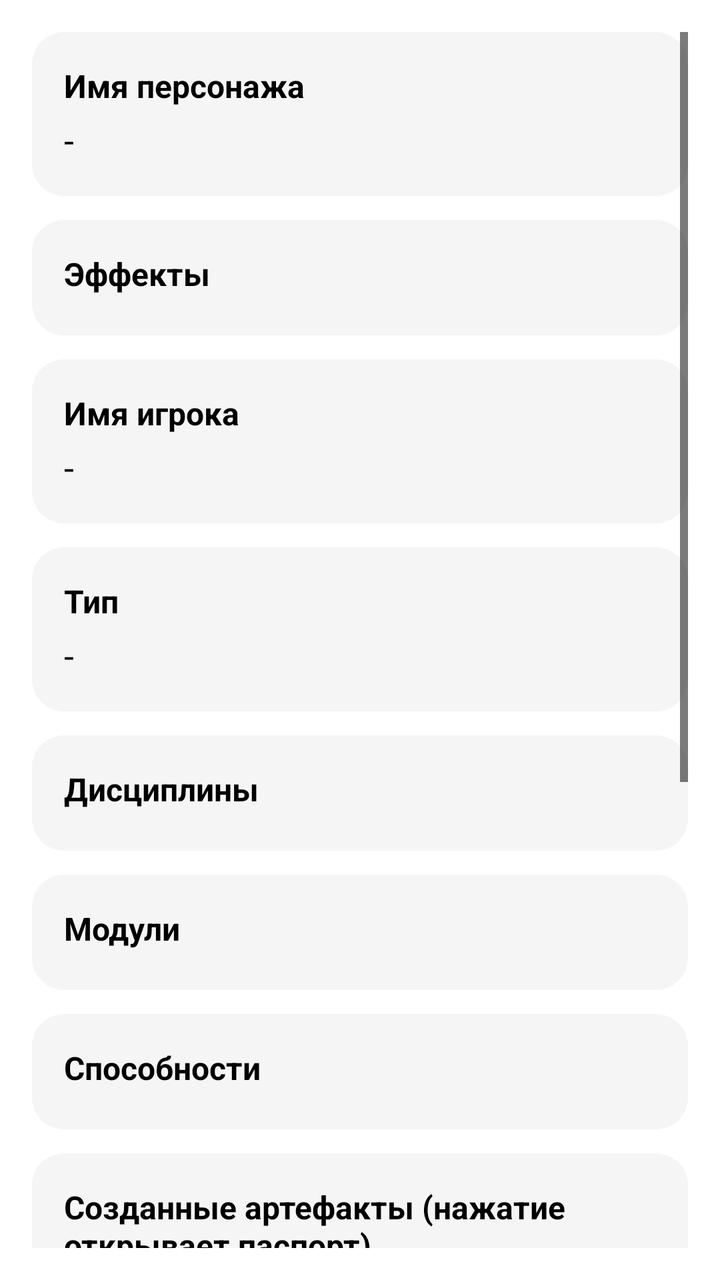
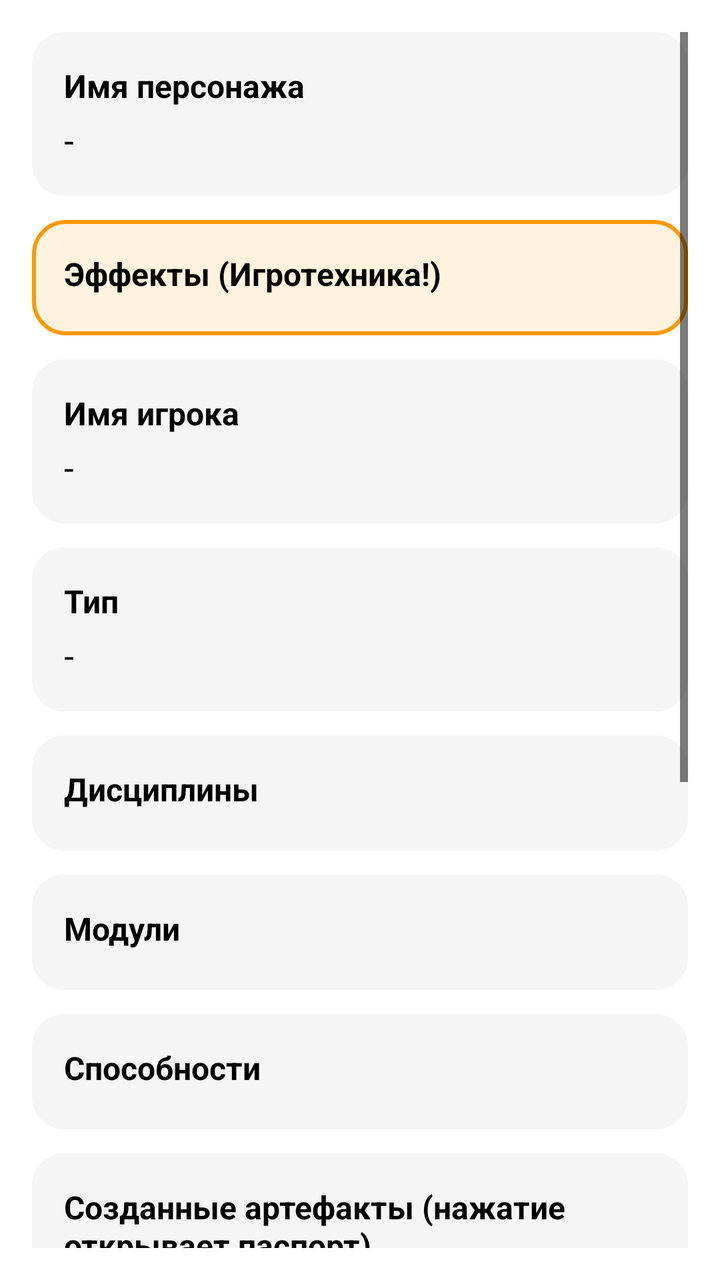

Before-and-after screenshots of an Android layout around one commit, followed by the original layout XML and the change that was made.
<!-- AndroidManifest.xml: application theme Theme.Shift -->
<!-- res/layout/fragment_profile.xml -->
<?xml version="1.0" encoding="utf-8"?>
<LinearLayout xmlns:android="http://schemas.android.com/apk/res/android"
    android:layout_width="match_parent"
    android:layout_height="match_parent"
    android:orientation="vertical">

    <ScrollView
        android:layout_width="match_parent"
        android:layout_height="match_parent"
        android:padding="16dp">

        <LinearLayout
            android:layout_width="match_parent"
            android:layout_height="wrap_content"
            android:orientation="vertical">

        
        <LinearLayout
            android:layout_width="match_parent"
            android:layout_height="wrap_content"
            android:background="@drawable/bg_profile_section"
            android:orientation="vertical"
            android:padding="16dp">
            <TextView
                android:text="Имя персонажа"
                android:textStyle="bold"
                android:textSize="16sp"
                android:layout_width="match_parent"
                android:layout_height="wrap_content"/>
            <TextView
                android:id="@+id/profile_character_name"
                android:text="-"
                android:textSize="18sp"
                android:layout_marginTop="4dp"
                android:layout_width="match_parent"
                android:layout_height="wrap_content"/>
        </LinearLayout>

        <View
            android:layout_width="match_parent"
            android:layout_height="12dp"
            android:background="@android:color/transparent" />

        
        <LinearLayout
            android:layout_width="match_parent"
            android:layout_height="wrap_content"
            android:background="@drawable/bg_profile_section"
            android:orientation="vertical"
            android:padding="16dp">
            <LinearLayout
                android:layout_width="match_parent"
                android:layout_height="wrap_content"
                android:orientation="horizontal"
                android:gravity="center_vertical">
                <TextView
                    android:text="@string/profile_effects"
                    android:textStyle="bold"
                    android:textSize="16sp"
                    android:layout_width="0dp"
                    android:layout_height="wrap_content"
                    android:layout_weight="1"/>
                <Button
                    android:id="@+id/btnEditEffects"
                    android:layout_width="wrap_content"
                    android:layout_height="wrap_content"
                    android:text="Редактировать"
                    android:textSize="12sp"
                    android:visibility="gone"/>
            </LinearLayout>
            <LinearLayout
                android:id="@+id/profile_effects_list"
                android:layout_width="match_parent"
                android:layout_height="wrap_content"
                android:orientation="vertical"
                android:layout_marginTop="4dp"/>
        </LinearLayout>

        <View
            android:layout_width="match_parent"
            android:layout_height="12dp"
            android:background="@android:color/transparent" />

        
        <LinearLayout
            android:layout_width="match_parent"
            android:layout_height="wrap_content"
            android:background="@drawable/bg_profile_section"
            android:orientation="vertical"
            android:padding="16dp">
            <TextView
                android:text="Имя игрока"
                android:textStyle="bold"
                android:textSize="16sp"
                android:layout_width="match_parent"
                android:layout_height="wrap_content"/>
            <TextView
                android:id="@+id/profile_player_name"
                android:text="-"
                android:textSize="18sp"
                android:layout_marginTop="4dp"
                android:layout_width="match_parent"
                android:layout_height="wrap_content"/>
        </LinearLayout>

        <View
            android:layout_width="match_parent"
            android:layout_height="12dp"
            android:background="@android:color/transparent" />

        
        <LinearLayout
            android:layout_width="match_parent"
            android:layout_height="wrap_content"
            android:background="@drawable/bg_profile_section"
            android:orientation="vertical"
            android:padding="16dp">
            <TextView
                android:text="@string/profile_type"
                android:textStyle="bold"
                android:textSize="16sp"
                android:layout_width="match_parent"
                android:layout_height="wrap_content"/>
            <TextView
                android:id="@+id/profile_type"
                android:text="-"
                android:textSize="18sp"
                android:layout_marginTop="4dp"
                android:layout_width="match_parent"
                android:layout_height="wrap_content"/>
        </LinearLayout>

        <View
            android:layout_width="match_parent"
            android:layout_height="12dp"
            android:background="@android:color/transparent" />

        
        <LinearLayout
            android:layout_width="match_parent"
            android:layout_height="wrap_content"
            android:background="@drawable/bg_profile_section"
            android:orientation="vertical"
            android:padding="16dp">
            <TextView
                android:text="Дисциплины"
                android:textStyle="bold"
                android:textSize="16sp"
                android:layout_width="match_parent"
                android:layout_height="wrap_content"/>
            <LinearLayout
                android:id="@+id/profile_disciplines_list"
                android:layout_width="match_parent"
                android:layout_height="wrap_content"
                android:orientation="vertical"
                android:layout_marginTop="4dp"/>
        </LinearLayout>

        <View
            android:layout_width="match_parent"
            android:layout_height="12dp"
            android:background="@android:color/transparent" />

        
        <LinearLayout
            android:layout_width="match_parent"
            android:layout_height="wrap_content"
            android:background="@drawable/bg_profile_section"
            android:orientation="vertical"
            android:padding="16dp">
            <TextView
                android:text="Модули"
                android:textStyle="bold"
                android:textSize="16sp"
                android:layout_width="match_parent"
                android:layout_height="wrap_content"/>
            <LinearLayout
                android:id="@+id/profile_modules_list"
                android:layout_width="match_parent"
                android:layout_height="wrap_content"
                android:orientation="vertical"
                android:layout_marginTop="4dp"/>
        </LinearLayout>

        <View
            android:layout_width="match_parent"
            android:layout_height="12dp"
            android:background="@android:color/transparent" />

        
        <LinearLayout
            android:layout_width="match_parent"
            android:layout_height="wrap_content"
            android:background="@drawable/bg_profile_section"
            android:orientation="vertical"
            android:padding="16dp">
            <TextView
                android:text="Способности"
                android:textStyle="bold"
                android:textSize="16sp"
                android:layout_width="match_parent"
                android:layout_height="wrap_content"/>
            <LinearLayout
                android:id="@+id/profile_abilities_list"
                android:layout_width="match_parent"
                android:layout_height="wrap_content"
                android:orientation="vertical"
                android:layout_marginTop="4dp"/>
        </LinearLayout>

        <View
            android:layout_width="match_parent"
            android:layout_height="12dp"
            android:background="@android:color/transparent" />

        
        <LinearLayout
            android:id="@+id/profile_artifacts_section"
            android:layout_width="match_parent"
            android:layout_height="wrap_content"
            android:background="@drawable/bg_profile_section"
            android:orientation="vertical"
            android:padding="16dp">
            <TextView
                android:text="Созданные артефакты (нажатие открывает паспорт)"
                android:textStyle="bold"
                android:textSize="16sp"
                android:layout_width="match_parent"
                android:layout_height="wrap_content"/>
            <LinearLayout
                android:id="@+id/profile_artifacts_list"
                android:layout_width="match_parent"
                android:layout_height="wrap_content"
                android:orientation="vertical"
                android:layout_marginTop="4dp"/>
        </LinearLayout>

        <View
            android:layout_width="match_parent"
            android:layout_height="12dp"
            android:background="@android:color/transparent" />

        
        <LinearLayout
            android:layout_width="match_parent"
            android:layout_height="wrap_content"
            android:background="@drawable/bg_profile_section"
            android:orientation="vertical"
            android:padding="16dp">
            <LinearLayout
                android:layout_width="match_parent"
                android:layout_height="wrap_content"
                android:orientation="horizontal">
                <TextView
                    android:text="Инструмент"
                    android:textStyle="bold"
                    android:textSize="16sp"
                    android:layout_width="0dp"
                    android:layout_height="wrap_content"
                    android:layout_weight="1"/>
                <ImageView
                    android:id="@+id/btnEditInstrument"
                    android:layout_width="24dp"
                    android:layout_height="24dp"
                    android:src="@drawable/ic_edit_24"
                    android:background="?attr/selectableItemBackgroundBorderless"
                    android:padding="4dp"
                    android:contentDescription="Изменить инструмент"/>
            </LinearLayout>
            <TextView
                android:id="@+id/profile_instrument"
                android:text="-"
                android:textSize="18sp"
                android:layout_marginTop="4dp"
                android:layout_width="match_parent"
                android:layout_height="wrap_content"/>
        </LinearLayout>

        <View
            android:layout_width="match_parent"
            android:layout_height="12dp"
            android:background="@android:color/transparent" />

        
        <LinearLayout
            android:layout_width="match_parent"
            android:layout_height="wrap_content"
            android:background="@drawable/bg_profile_section"
            android:orientation="vertical"
            android:padding="16dp">
            <LinearLayout
                android:layout_width="match_parent"
                android:layout_height="wrap_content"
                android:orientation="horizontal">
                <TextView
                    android:text="Фамильяр"
                    android:textStyle="bold"
                    android:textSize="16sp"
                    android:layout_width="0dp"
                    android:layout_height="wrap_content"
                    android:layout_weight="1"/>
                <ImageView
                    android:id="@+id/btnEditFamiliar"
                    android:layout_width="24dp"
                    android:layout_height="24dp"
                    android:src="@drawable/ic_edit_24"
                    android:background="?attr/selectableItemBackgroundBorderless"
                    android:padding="4dp"
                    android:contentDescription="Изменить фамильяра"/>
            </LinearLayout>
            <TextView
                android:id="@+id/profile_familiar"
                android:text="-"
                android:textSize="18sp"
                android:layout_marginTop="4dp"
                android:layout_width="match_parent"
                android:layout_height="wrap_content"/>
        </LinearLayout>

        <View
            android:layout_width="match_parent"
            android:layout_height="12dp"
            android:background="@android:color/transparent" />

        
        <LinearLayout
            android:layout_width="match_parent"
            android:layout_height="wrap_content"
            android:background="@drawable/bg_profile_section"
            android:orientation="vertical"
            android:padding="16dp">
            <TextView
                android:text="Показать ауру экстрасенсу"
                android:textStyle="bold"
                android:textSize="16sp"
                android:layout_width="match_parent"
                android:layout_height="wrap_content"/>
            <com.google.android.material.button.MaterialButton
                android:id="@+id/btnShowAuraToExtrasensory"
                android:layout_width="match_parent"
                android:layout_height="wrap_content"
                android:text="@string/show_aura_to_extrasensory"
                android:layout_marginTop="8dp"/>
        </LinearLayout>

        <View
            android:layout_width="match_parent"
            android:layout_height="12dp"
            android:background="@android:color/transparent" />

        
        <LinearLayout
            android:layout_width="match_parent"
            android:layout_height="wrap_content"
            android:background="@drawable/bg_profile_section"
            android:orientation="vertical"
            android:padding="16dp">
            <TextView
                android:text="Особенности"
                android:textStyle="bold"
                android:textSize="16sp"
                android:layout_width="match_parent"
                android:layout_height="wrap_content"/>
            <LinearLayout
                android:id="@+id/profile_misc_list"
                android:layout_width="match_parent"
                android:layout_height="wrap_content"
                android:orientation="vertical"
                android:layout_marginTop="4dp"/>
        </LinearLayout>

    </LinearLayout>
    </ScrollView>
</LinearLayout>
<!-- resources referenced by this layout -->
<resources>
  <!-- drawable bg_profile_section (drawable) -->
  <?xml version="1.0" encoding="utf-8"?>
  <shape xmlns:android="http://schemas.android.com/apk/res/android">
      <solid android:color="#F5F5F5" />
      <corners android:radius="16dp" />
  </shape>
  <!-- drawable ic_edit_24 (drawable) -->
  <vector xmlns:android="http://schemas.android.com/apk/res/android"
      android:width="24dp"
      android:height="24dp"
      android:viewportWidth="24"
      android:viewportHeight="24"
      android:tint="?attr/colorOnSurface">
    <path
        android:fillColor="@android:color/white"
        android:pathData="M3,17.25V21h3.75L17.81,9.94l-3.75,-3.75L3,17.25zM20.71,7.04c0.39,-0.39 0.39,-1.02 0,-1.41l-2.34,-2.34c-0.39,-0.39 -1.02,-0.39 -1.41,0l-1.83,1.83 3.75,3.75 1.83,-1.83z"/>
  </vector>
  <string name="profile_effects">Эффекты</string>
  <string name="profile_type">Тип</string>
  <string name="show_aura_to_extrasensory">Показать ауру экстрасенсу</string>
  <style name="Theme.Shift" parent="Theme.MaterialComponents.Light.NoActionBar">
          
          <item name="colorPrimary">@color/purple_500</item>
          <item name="colorPrimaryVariant">@color/purple_700</item>
          <item name="colorOnPrimary">@color/white</item>
          
          <item name="colorSecondary">@color/teal_200</item>
          <item name="colorSecondaryVariant">@color/teal_700</item>
          <item name="colorOnSecondary">@color/black</item>
          
          <item name="android:statusBarColor">?attr/colorPrimaryVariant</item>
          
          <item name="android:forceDarkAllowed">false</item>
          <item name="android:windowBackground">@android:color/white</item>
          <item name="android:textColor">@android:color/black</item>
          <item name="android:textColorPrimary">@android:color/black</item>
          <item name="android:textColorSecondary">@android:color/black</item>
          <item name="android:windowOptOutEdgeToEdgeEnforcement">true</item>
          
      </style>
  <color name="purple_500">#FF6200EE</color>
  <color name="purple_700">#FF3700B3</color>
  <color name="white">#FFFFFFFF</color>
  <color name="teal_200">#FF03DAC5</color>
  <color name="teal_700">#FF018786</color>
  <color name="black">#FF000000</color>
</resources>

<!-- the commit's change to res/layout/fragment_profile.xml (unified diff, before → after) -->
@@ -45,7 +45,7 @@
         <LinearLayout
             android:layout_width="match_parent"
             android:layout_height="wrap_content"
-            android:background="@drawable/bg_profile_section"
+            android:background="@drawable/bg_effects_section"
             android:orientation="vertical"
             android:padding="16dp">
             <LinearLayout
<!-- resource entries referenced after the edit -->
@@ -1,5 +1,14 @@
 <!-- resources referenced by this layout -->
 <resources>
+  <!-- drawable bg_effects_section (drawable) -->
+  <?xml version="1.0" encoding="utf-8"?>
+  <shape xmlns:android="http://schemas.android.com/apk/res/android">
+      <solid android:color="@color/effects_background" />
+      <corners android:radius="16dp" />
+      <stroke 
+          android:width="2dp" 
+          android:color="@color/effects_border" />
+  </shape>
   <!-- drawable bg_profile_section (drawable) -->
   <?xml version="1.0" encoding="utf-8"?>
   <shape xmlns:android="http://schemas.android.com/apk/res/android">
@@ -17,7 +26,7 @@
         android:fillColor="@android:color/white"
         android:pathData="M3,17.25V21h3.75L17.81,9.94l-3.75,-3.75L3,17.25zM20.71,7.04c0.39,-0.39 0.39,-1.02 0,-1.41l-2.34,-2.34c-0.39,-0.39 -1.02,-0.39 -1.41,0l-1.83,1.83 3.75,3.75 1.83,-1.83z"/>
   </vector>
-  <string name="profile_effects">Эффекты</string>
+  <string name="profile_effects">Эффекты (Игротехника!)</string>
   <string name="profile_type">Тип</string>
   <string name="show_aura_to_extrasensory">Показать ауру экстрасенсу</string>
   <style name="Theme.Shift" parent="Theme.MaterialComponents.Light.NoActionBar">
@@ -40,6 +49,8 @@
           <item name="android:windowOptOutEdgeToEdgeEnforcement">true</item>
           
       </style>
+  <color name="effects_background">#FFF3E0</color>
+  <color name="effects_border">#FF9800</color>
   <color name="purple_500">#FF6200EE</color>
   <color name="purple_700">#FF3700B3</color>
   <color name="white">#FFFFFFFF</color>
